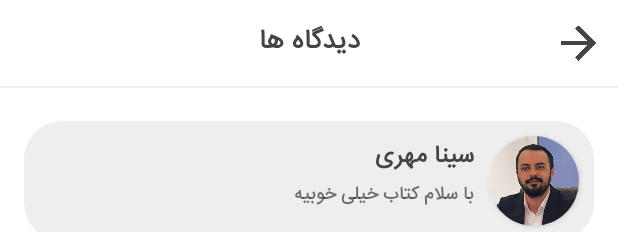
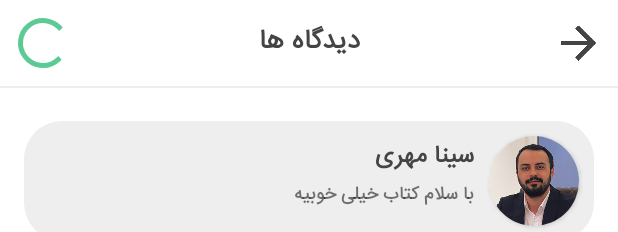
Before and after one commit to AliSaadatzadeh/Book-Shop, an Android app: the layout fragment_comments.xml on its own in the app's theme, with its tools: preview values and no code run, on a phone screen of 412 x 824 dp. Shown: the top 232 px of the screen. Run offline under Robolectric (Android 15) with nearby library versions, the light colour scheme and no system bars.

Commit message:
some features added

```diff
--- a/app/src/main/java/ir/skynic/bookshop/model/User.java
+++ b/app/src/main/java/ir/skynic/bookshop/model/User.java
@@ -18,6 +18,12 @@ public class User {
 
     public User() {
 
+    }
+
+    public User(String userName, String thumbNailImageLink, String name) {
+        this.userName = userName;
+        this.thumbNailImageLink = thumbNailImageLink;
+        this.name = name;
     }
 
     public int getId() {
--- a/app/src/main/res/layout/fragment_add_product.xml
+++ b/app/src/main/res/layout/fragment_add_product.xml
@@ -194,8 +194,9 @@
                         android:ems="10"
                         android:fontFamily="@font/irfont"
                         android:hint="سال انتشار"
-                        android:inputType="text"
+                        android:inputType="numberDecimal"
                         android:layoutDirection="rtl"
+                        android:maxLength="4"
                         android:paddingRight="10dp"
                         android:singleLine="true"
                         android:textColorHint="#AAA" />
--- a/app/src/main/res/layout/fragment_comments.xml
+++ b/app/src/main/res/layout/fragment_comments.xml
@@ -50,6 +50,14 @@
                     android:textColor="@color/colorForeground"
                     android:textSize="18sp"
                     android:textStyle="bold" />
+
+                <ProgressBar
+                    android:id="@+id/progressBar"
+                    style="?android:attr/progressBarStyle"
+                    android:layout_width="40dp"
+                    android:layout_height="40dp"
+                    android:layout_margin="10dp"
+                    android:visibility="visible" />
 
             </RelativeLayout>
 
```
Also changed, not shown: app/src/main/java/ir/skynic/bookshop/fragments/CommentsFragment.java (+13 -2 lines), app/src/main/java/ir/skynic/bookshop/fragments/ProductFragment.java (+34 -1 lines), app/src/main/java/ir/skynic/bookshop/model/Book.java (+9 -0 lines).
